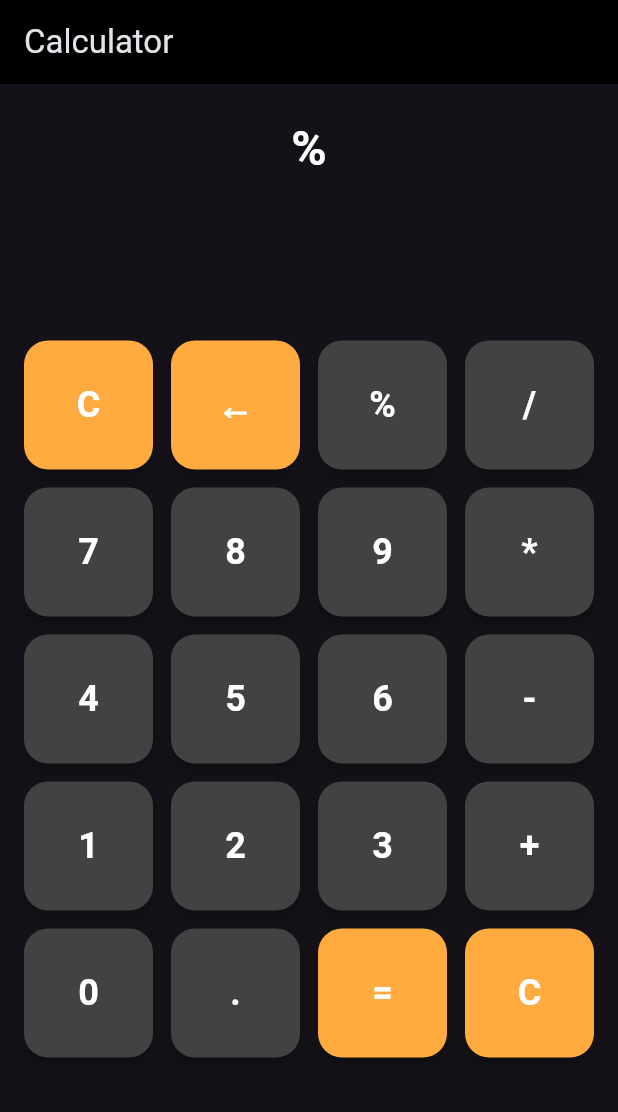
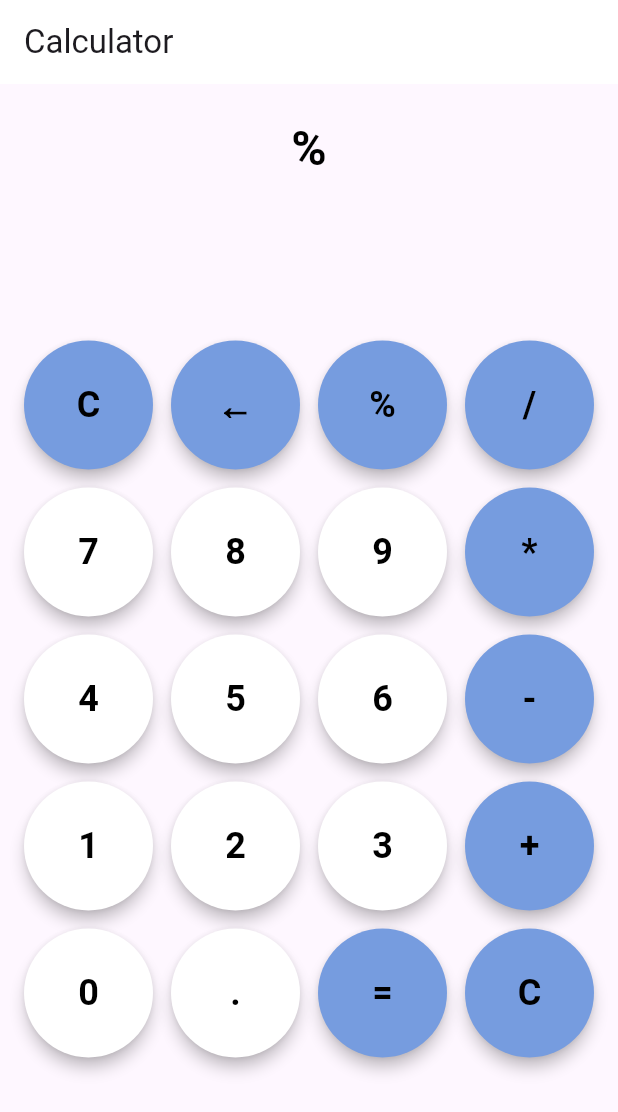
Before and after one commit to AloneGentle/flutter-calculator, a Flutter app: the screen it shows after launch, after a tap on an icon or button, on a phone screen of 412 x 824 dp. Shown: the top 1112 px of the screen. Run offline on Flutter 3.47's test engine with Material 3 defaults, Android fonts, the phone set to English and light mode, and no system bars; missing offline and left inert: expressions.

Commit message:
按键设置成圆形 每个按键可以单独设置ui

```diff
--- a/lib/main.dart
+++ b/lib/main.dart
@@ -11,7 +11,7 @@ class MyApp extends StatelessWidget {
     return MaterialApp(
       debugShowCheckedModeBanner: false,
       theme: ThemeData(
-        brightness: Brightness.dark, // 深色模式，符合计算器的风格
+        brightness: Brightness.light, // 亮色模式
       ),
       home: Calculator(),
     );
@@ -27,15 +27,56 @@ class _CalculatorState extends State<Calculator> {
   String _input = '';  // 用户输入的内容
   String _output = ''; // 计算结果
 
-  final List<String> buttons = [
-    'C', '←', '%', '/',
-    '7', '8', '9', '*',
-    '4', '5', '6', '-',
-    '1', '2', '3', '+',
-    '0', '.', '=', 'C',
+  // 定义按钮的配置
+  final List<Map<String, dynamic>> buttons = [
+    {'label': 'C', 'color': Color(0xFF769CDF), 'action': 'clear'},
+    {'label': '←', 'color': Color(0xFF769CDF), 'action': 'backspace'},
+    {'label': '%', 'color': Color(0xFF769CDF), 'action': 'operator'},
+    {'label': '/', 'color': Color(0xFF769CDF), 'action': 'operator'},
+    {'label': '7', 'color': Colors.white, 'action': 'number'},
+    {'label': '8', 'color': Colors.white, 'action': 'number'},
+    {'label': '9', 'color': Colors.white, 'action': 'number'},
+    {'label': '*', 'color': Color(0xFF769CDF), 'action': 'operator'},
+    {'label': '4', 'color': Colors.white, 'action': 'number'},
+    {'label': '5', 'color': Colors.white, 'action': 'number'},
+    {'label': '6', 'color': Colors.white, 'action': 'number'},
+    {'label': '-', 'color': Color(0xFF769CDF), 'action': 'operator'},
+    {'label': '1', 'color': Colors.white, 'action': 'number'},
+    {'label': '2', 'color': Colors.white, 'action': 'number'},
+    {'label': '3', 'color': Colors.white, 'action': 'number'},
+    {'label': '+', 'color': Color(0xFF769CDF), 'action': 'operator'},
+    {'label': '0', 'color': Colors.white, 'action': 'number'},
+    {'label': '.', 'color': Colors.white, 'action': 'number'},
+    {'label': '=', 'color': Color(0xFF769CDF), 'action': 'equals'},
+    {'label': 'C', 'color': Color(0xFF769CDF), 'action': 'clear'},
   ];
 
-  // 异步计算表达式
+  // 处理按键动作
+  void _onButtonPressed(Map<String, dynamic> button) {
+    setState(() {
+      switch (button['action']) {
+        case 'clear':
+          _input = '';
+          _output = '';
+          break;
+        case 'backspace':
+          _input = _input.isNotEmpty ? _input.substring(0, _input.length - 1) : '';
+          break;
+        case 'operator':
+          _input += button['label'];
+          break;
+        case 'number':
+          _input += button['label'];
+          break;
+        case 'equals':
+          _calculate(_input);
+          _input = '';
+          break;
+      }
+    });
+  }
+
+  // 计算表达式
   Future<void> _calculate(String expression) async {
     try {
       final exp = Expression.parse(expression);
@@ -53,33 +94,12 @@ class _CalculatorState extends State<Calculator> {
     }
   }
 
-  // 按钮点击处理
-  void _onButtonPressed(String value) {
-    setState(() {
-      if (value == '=') {
-        // 只有在输入完整式子后点击 '=' 时进行计算
-        _calculate(_input);
-        _input = ''; // 清空输入
-      } else if (value == 'C') {
-        // 清空输入和输出
-        _input = '';
-        _output = '';
-      } else if (value == '←') {
-        // 删除一个单位
-        _input = _input.isNotEmpty ? _input.substring(0, _input.length - 1) : '';
-      } else {
-        // 拼接输入
-        _input += value;
-      }
-    });
-  }
-
   @override
   Widget build(BuildContext context) {
     return Scaffold(
       appBar: AppBar(
         title: Text('Calculator'),
-        backgroundColor: Colors.black, // 设置背景颜色为黑色
+        backgroundColor: Colors.white, // 设置背景颜色为白色
       ),
       body: Column(
         children: [
@@ -91,12 +111,12 @@ class _CalculatorState extends State<Calculator> {
                 // 显示当前输入
                 Text(
                   _input,
-                  style: TextStyle(fontSize: 32, fontWeight: FontWeight.bold, color: Colors.white),
+                  style: TextStyle(fontSize: 32, fontWeight: FontWeight.bold, color: Colors.black),
                 ),
                 // 显示计算结果
                 Text(
                   _output.isEmpty ? '' : _output,
-                  style: TextStyle(fontSize: 48, fontWeight: FontWeight.bold, color: Colors.white),
+                  style: TextStyle(fontSize: 48, fontWeight: FontWeight.bold, color: Colors.black),
                 ),
               ],
             ),
@@ -112,25 +132,21 @@ class _CalculatorState extends State<Calculator> {
                 mainAxisSpacing: 12.0,
               ),
               itemBuilder: (context, index) {
-                // 根据按钮类型改变样式
-                Color buttonColor = (buttons[index] == 'C' || buttons[index] == '=' || buttons[index] == '←')
-                    ? Colors.orangeAccent // 特殊按钮使用橙色
-                    : Colors.grey[800]!; // 数字按钮使用深灰色
-
+                Map<String, dynamic> button = buttons[index];
                 return ElevatedButton(
-                  onPressed: () => _onButtonPressed(buttons[index]),
+                  onPressed: () => _onButtonPressed(button),
                   style: ElevatedButton.styleFrom(
                     padding: const EdgeInsets.all(20), // 按钮内边距
-                    backgroundColor: buttonColor,
+                    backgroundColor: button['color'], // 设置每个按钮的背景色
                     shape: RoundedRectangleBorder(
-                      borderRadius: BorderRadius.circular(16), // 圆角按钮
+                      borderRadius: BorderRadius.circular(50), // 圆形按钮
                     ),
                     minimumSize: const Size(80, 80),
                     elevation: 4, // 阴影
                   ),
                   child: Text(
-                    buttons[index],
-                    style: const TextStyle(fontSize: 24, fontWeight: FontWeight.bold, color: Colors.white),
+                    button['label'], // 按钮的标签
+                    style: TextStyle(fontSize: 24, fontWeight: FontWeight.bold, color: Colors.black),
                   ),
                 );
               },
```
